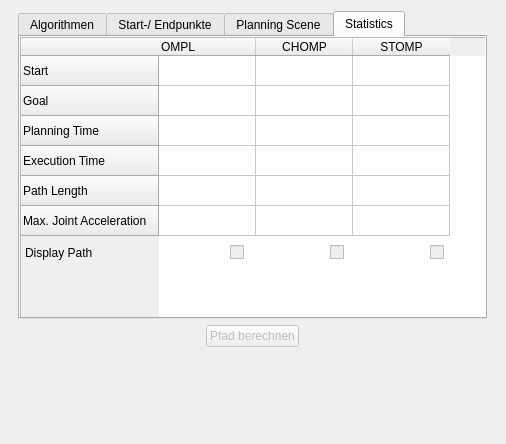
This is rqt_mypkg/resource/MyPlugin.ui in mounteverset/moveit_path_visualizer as Qt 5 draws it before an edit. The edited form follows.
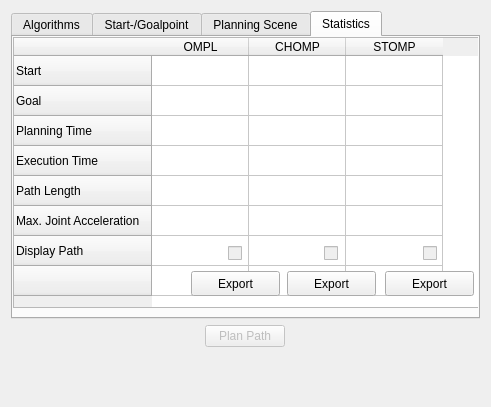
This is the edited form. The open tabs and pages were chosen to show the change.

Commit message: translation to english, export buttons for statistics

Patch:
```diff
--- a/rqt_mypkg/resource/MyPlugin.ui
+++ b/rqt_mypkg/resource/MyPlugin.ui
@@ -6,24 +6,14 @@
    <rect>
     <x>0</x>
     <y>0</y>
-    <width>506</width>
-    <height>444</height>
+    <width>487</width>
+    <height>407</height>
    </rect>
   </property>
   <property name="windowTitle">
    <string>Form</string>
   </property>
   <layout class="QGridLayout" name="gridLayout">
-   <item row="1" column="0" alignment="Qt::AlignHCenter">
-    <widget class="QPushButton" name="pushButton_planPath">
-     <property name="enabled">
-      <bool>false</bool>
-     </property>
-     <property name="text">
-      <string>Pfad berechnen</string>
-     </property>
-    </widget>
-   </item>
    <item row="2" column="0">
     <spacer name="verticalSpacer_2">
      <property name="orientation">
@@ -37,6 +27,16 @@
      </property>
     </spacer>
    </item>
+   <item row="1" column="0" alignment="Qt::AlignHCenter">
+    <widget class="QPushButton" name="pushButton_planPath">
+     <property name="enabled">
+      <bool>false</bool>
+     </property>
+     <property name="text">
+      <string>Plan Path</string>
+     </property>
+    </widget>
+   </item>
    <item row="0" column="0">
     <widget class="QTabWidget" name="tabwidget">
      <property name="sizePolicy">
@@ -48,7 +48,7 @@
      <property name="minimumSize">
       <size>
        <width>469</width>
-       <height>0</height>
+       <height>295</height>
       </size>
      </property>
      <property name="maximumSize">
@@ -62,7 +62,7 @@
      </property>
      <widget class="QWidget" name="tab_2">
       <attribute name="title">
-       <string>Algorithmen</string>
+       <string>Algorithms</string>
       </attribute>
       <widget class="QWidget" name="formLayoutWidget">
        <property name="geometry">
@@ -262,7 +262,7 @@
      </widget>
      <widget class="QWidget" name="tab_3">
       <attribute name="title">
-       <string>Start-/ Endpunkte</string>
+       <string>Start-/Goalpoint</string>
       </attribute>
       <layout class="QGridLayout" name="gridLayout_3">
        <item row="0" column="1">
@@ -558,9 +558,15 @@
          <x>0</x>
          <y>0</y>
          <width>471</width>
-         <height>291</height>
+         <height>271</height>
         </rect>
        </property>
+       <property name="minimumSize">
+        <size>
+         <width>0</width>
+         <height>271</height>
+        </size>
+       </property>
        <attribute name="horizontalHeaderDefaultSectionSize">
         <number>97</number>
        </attribute>
@@ -594,12 +600,22 @@
          <string>Max. Joint Acceleration</string>
         </property>
        </row>
+       <row>
+        <property name="text">
+         <string>Display Path</string>
+        </property>
+       </row>
+       <row>
+        <property name="text">
+         <string/>
+        </property>
+       </row>
        <column>
         <property name="text">
          <string>OMPL</string>
         </property>
         <property name="textAlignment">
-         <set>AlignLeading|AlignVCenter</set>
+         <set>AlignCenter</set>
         </property>
        </column>
        <column>
@@ -691,8 +707,8 @@
        </property>
        <property name="geometry">
         <rect>
-         <x>210</x>
-         <y>200</y>
+         <x>215</x>
+         <y>201</y>
          <width>31</width>
          <height>31</height>
         </rect>
@@ -707,8 +723,8 @@
        </property>
        <property name="geometry">
         <rect>
-         <x>310</x>
-         <y>200</y>
+         <x>311</x>
+         <y>201</y>
          <width>31</width>
          <height>31</height>
         </rect>
@@ -724,7 +740,7 @@
        <property name="geometry">
         <rect>
          <x>410</x>
-         <y>200</y>
+         <y>201</y>
          <width>31</width>
          <height>31</height>
         </rect>
@@ -733,26 +749,43 @@
         <string/>
        </property>
       </widget>
-      <widget class="QLabel" name="display_path_label">
+      <widget class="QPushButton" name="ompl_stat_button">
        <property name="geometry">
         <rect>
-         <x>0</x>
-         <y>200</y>
-         <width>131</width>
-         <height>31</height>
+         <x>178</x>
+         <y>234</y>
+         <width>89</width>
+         <height>25</height>
         </rect>
        </property>
        <property name="text">
-        <string>Display Path</string>
+        <string>Export</string>
        </property>
-       <property name="alignment">
-        <set>Qt::AlignLeading|Qt::AlignLeft|Qt::AlignVCenter</set>
+      </widget>
+      <widget class="QPushButton" name="pushButton_2">
+       <property name="geometry">
+        <rect>
+         <x>274</x>
+         <y>234</y>
+         <width>89</width>
+         <height>25</height>
+        </rect>
        </property>
-       <property name="margin">
-        <number>0</number>
+       <property name="text">
+        <string>Export</string>
        </property>
-       <property name="indent">
-        <number>5</number>
+      </widget>
+      <widget class="QPushButton" name="pushButton_3">
+       <property name="geometry">
+        <rect>
+         <x>372</x>
+         <y>234</y>
+         <width>89</width>
+         <height>25</height>
+        </rect>
+       </property>
+       <property name="text">
+        <string>Export</string>
        </property>
       </widget>
      </widget>
```
Left out of the diff: 130 changed lines with no effect on the pictures.
